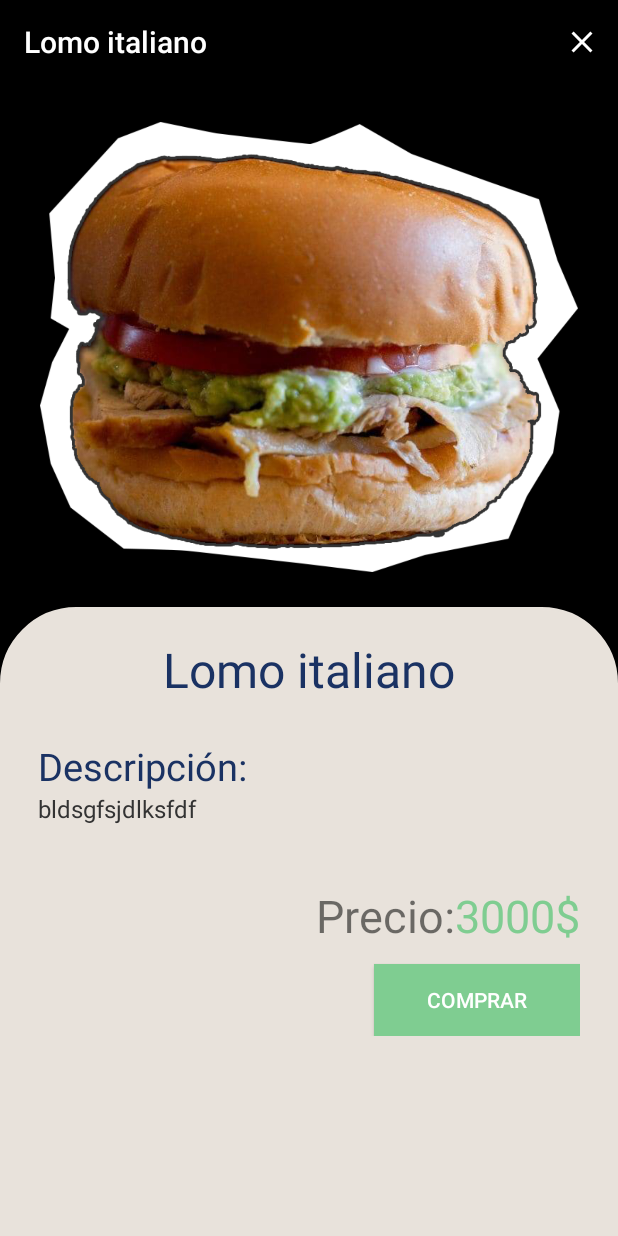
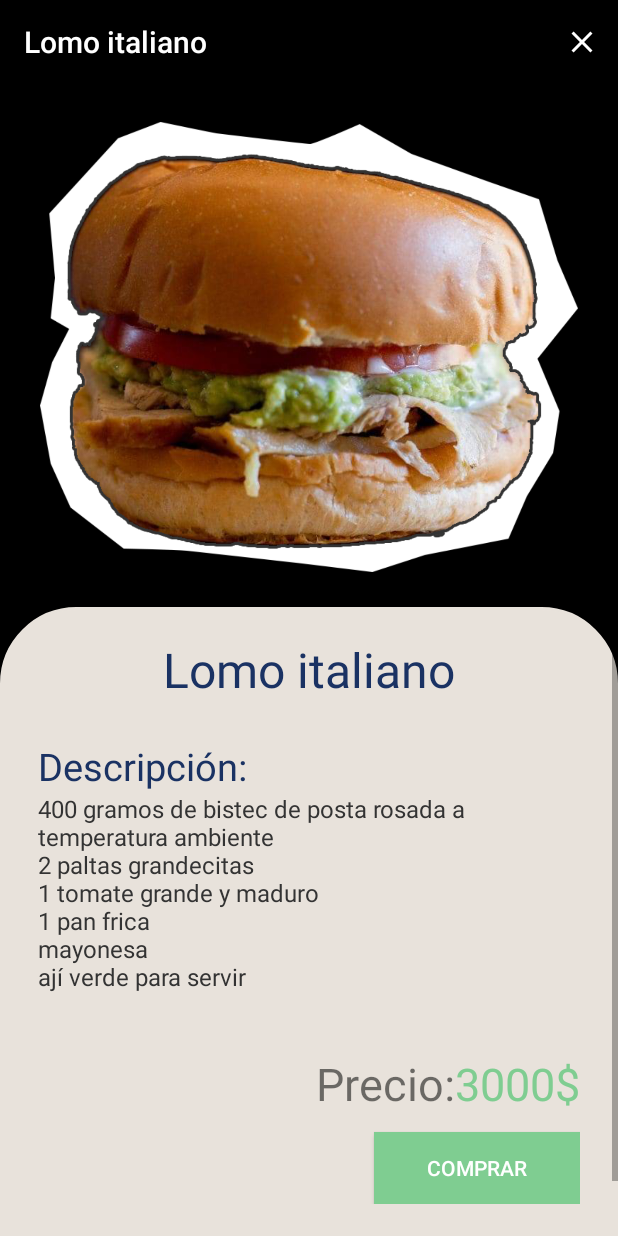
Before and after one commit to BlueZX/FastFoodApp, an Android app: the SandwichActivity screen opened directly, with no data from a screen before it, after a tap on "Lomo italiano", on a phone screen of 412 x 824 dp. Run offline under Robolectric (Android 15) with nearby library versions, the phone set to English and light mode, and no system bars.

Commit message:
add description

```diff
--- a/app/src/main/java/cl/bluez/fastfoodapp/Activity/SandwichActivity.java
+++ b/app/src/main/java/cl/bluez/fastfoodapp/Activity/SandwichActivity.java
@@ -39,9 +39,18 @@ public class SandwichActivity extends AppCompatActivity {
 
         Sandwich italiano = new Sandwich("Churrasco Italiano","Contiene Filetes delgados de carne lomo de vacuno, 4 Paltas, 4 Tomates, 4 Panes para Sándwich, 2 Dientes de ajo 1/2 Limón, Aceite de Oliva, Pimienta, Sal a gusto, Mayonesa, ketchup, mostaza a elección",3500,R.drawable.italiano);
         Sandwich chacarero = new Sandwich("Churrasco Chacarero", "CONTIENE 400 GRAMOS DE BISTEC DE POSTA ROSADA, POROTOS VERDES, TOMATE GRANDE, SAL, PIMIENTA  Y MANTEQUILLA QUE REPOSAN SOBRE DOS PANES FRICA",3700,R.drawable.chacarero);
-        Sandwich barrosluco = new Sandwich("Lomo italiano","bldsgfsjdlksfdf", 3000,R.drawable.lomo);
-        Sandwich churrasco = new Sandwich("Churrasco chacarero","bldsgfsjdlksfdf", 2900,R.drawable.churrasco);
-        Sandwich pollo = new Sandwich("Pollo con Albondigas","bldsgfsjdlksfdf", 2500,R.drawable.pollo_albonigas);
+        Sandwich barrosluco = new Sandwich("Lomo italiano","400 gramos de bistec de posta rosada a temperatura ambiente\n" +
+                "2 paltas grandecitas\n" +
+                "1 tomate grande y maduro\n" +
+                "1 pan frica\n" +
+                "mayonesa\n" +
+                "ají verde para servir", 3000,R.drawable.lomo);
+        Sandwich churrasco = new Sandwich("Churrasco chacarero"," 1 pan frica, \n" +
+                "1 bistec de posta, asiento\n" +
+                "porotos verdes (1 taza más o menos)\n" +
+                "1 tomate grande y bien maduro\n" +
+                "mantequilla", 2900,R.drawable.churrasco);
+        Sandwich pollo = new Sandwich("Pollo con Albondigas","Contiene Pan, Albondigas de pollo, queso cheddar, cebolla, pimienta roja y pesto", 2500,R.drawable.pollo_albonigas);
 
         ArrayList<Sandwich> data = new ArrayList<Sandwich>();
 
```
